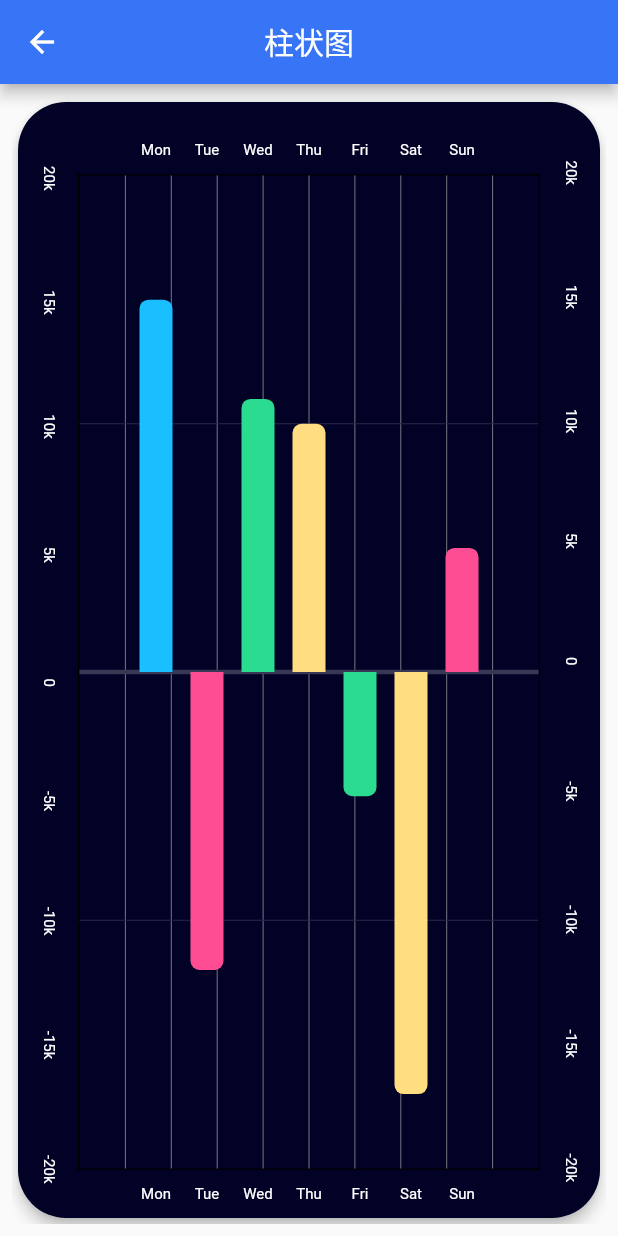
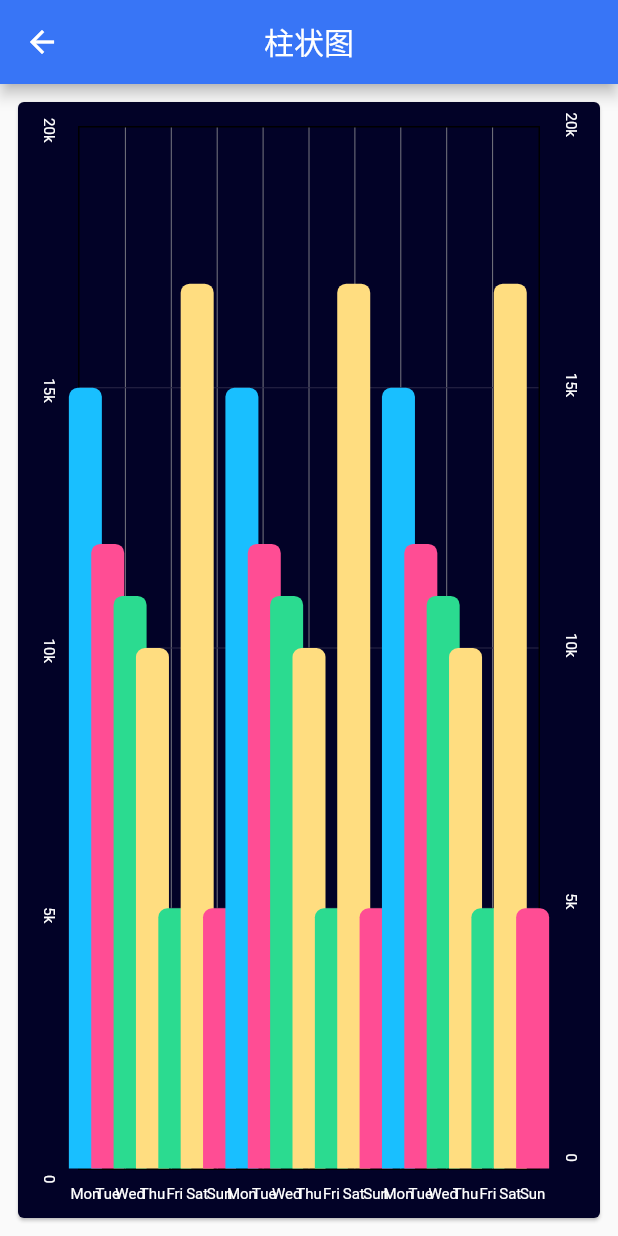
Before and after one commit to kinghanjiangxue/IndustrialManagementSystem, a Flutter app: the BarHomePage screen opened directly, on a phone screen of 412 x 824 dp. Run offline on Flutter 3.47's test engine with Material 2 defaults, Android fonts, the phone set to English and light mode, and no system bars; drawn by our look-alikes of fl_chart; network calls fail.

Commit message:
修改图表

```diff
--- a/lib/data/bar_data.dart
+++ b/lib/data/bar_data.dart
@@ -1,9 +1,9 @@
-import 'package:universe/model/bar/data.dart';
+import 'package:universe/model/bar/bar_data.dart';
 import 'package:flutter/material.dart';
 
 class BarData {
+
   static int interval = 5;
-
   static List<Data> barData = [
     Data(
       id: 0,
@@ -14,7 +14,7 @@ class BarData {
     Data(
       name: 'Tue',
       id: 1,
-      y: -12,
+      y: 12,
       color: Color(0xffff4d94),
     ),
     Data(
@@ -32,13 +32,97 @@ class BarData {
     Data(
       name: 'Fri',
       id: 4,
-      y: -5,
+      y: 5,
       color: Color(0xff2bdb90),
     ),
     Data(
       name: 'Sat',
       id: 5,
-      y: -17,
+      y: 17,
+      color: Color(0xffffdd80),
+    ),
+    Data(
+      name: 'Sun',
+      id: 6,
+      y: 5,
+      color: Color(0xffff4d94),
+    ),
+    Data(
+      id: 0,
+      name: 'Mon',
+      y: 15,
+      color: Color(0xff19bfff),
+    ),
+    Data(
+      name: 'Tue',
+      id: 1,
+      y: 12,
+      color: Color(0xffff4d94),
+    ),
+    Data(
+      name: 'Wed',
+      id: 2,
+      y: 11,
+      color: Color(0xff2bdb90),
+    ),
+    Data(
+      name: 'Thu',
+      id: 3,
+      y: 10,
+      color: Color(0xffffdd80),
+    ),
+    Data(
+      name: 'Fri',
+      id: 4,
+      y: 5,
+      color: Color(0xff2bdb90),
+    ),
+    Data(
+      name: 'Sat',
+      id: 5,
+      y: 17,
+      color: Color(0xffffdd80),
+    ),
+    Data(
+      name: 'Sun',
+      id: 6,
+      y: 5,
+      color: Color(0xffff4d94),
+    ),
+    Data(
+      id: 0,
+      name: 'Mon',
+      y: 15,
+      color: Color(0xff19bfff),
+    ),
+    Data(
+      name: 'Tue',
+      id: 1,
+      y: 12,
+      color: Color(0xffff4d94),
+    ),
+    Data(
+      name: 'Wed',
+      id: 2,
+      y: 11,
+      color: Color(0xff2bdb90),
+    ),
+    Data(
+      name: 'Thu',
+      id: 3,
+      y: 10,
+      color: Color(0xffffdd80),
+    ),
+    Data(
+      name: 'Fri',
+      id: 4,
+      y: 5,
+      color: Color(0xff2bdb90),
+    ),
+    Data(
+      name: 'Sat',
+      id: 5,
+      y: 17,
       color: Color(0xffffdd80),
     ),
     Data(
--- a/lib/page/bar/bar_chart_page.dart
+++ b/lib/page/bar/bar_chart_page.dart
@@ -4,10 +4,10 @@ import 'package:flutter/material.dart';
 class BarChartPage extends StatelessWidget {
   @override
   Widget build(BuildContext context) => Card(
-    elevation: 4,
-    shape: RoundedRectangleBorder(
-      borderRadius: BorderRadius.circular(32),
-    ),
+    // elevation: 4,
+    // shape: RoundedRectangleBorder(
+    //   // borderRadius: BorderRadius.circular(32),
+    // ),
     color: const Color(0xff020227),
     child: Padding(
       padding: const EdgeInsets.only(top: 16),
--- a/lib/widge/bar/bar_chart_widget.dart
+++ b/lib/widge/bar/bar_chart_widget.dart
@@ -5,17 +5,29 @@ import 'package:flutter/material.dart';
 
 class BarChartWidget extends StatelessWidget {
   final double barWidth = 22;
+  FlAxisTitleData _buildFlAxisTitleData() {
+    return FlAxisTitleData(
+      leftTitle: AxisTitle(titleText: "侧轴标题",showTitle: true),
+      bottomTitle: AxisTitle(titleText: "底部标题",showTitle: true),
+    );
+  }
 
   @override
   Widget build(BuildContext context) => BarChart(
         BarChartData(
-      alignment: BarChartAlignment.center,
+          alignment: BarChartAlignment.spaceEvenly,
           maxY: 20,
-      minY: -20,
+          minY: 0,
           groupsSpace: 12,
           barTouchData: BarTouchData(enabled: true),
+          axisTitleData: FlAxisTitleData(
+            rightTitle: AxisTitle(showTitle: true, titleText: 'count212154143531435'),
+            leftTitle: AxisTitle(showTitle: true, titleText: 'counthhhhhhhhhhhh'),
+            topTitle:
+            AxisTitle(showTitle: true, titleText: 'Wall clock', textAlign: TextAlign.left),
+          ),
           titlesData: FlTitlesData(
-        topTitles: BarTitles.getTopBottomTitles(),
+            // topTitles: BarTitles.getTopBottomTitles(),
             bottomTitles: BarTitles.getTopBottomTitles(),
             leftTitles: BarTitles.getSideTitles(),
             rightTitles: BarTitles.getSideTitles(),
@@ -45,16 +57,10 @@ class BarChartWidget extends StatelessWidget {
                         y: data.y,
                         width: barWidth,
                         colors: [data.color],
-              borderRadius: data.y > 0
-                  ? BorderRadius.only(
+                        borderRadius: BorderRadius.only(
                           topLeft: Radius.circular(6),
                           topRight: Radius.circular(6),
-              )
-                  : BorderRadius.only(
-                bottomLeft: Radius.circular(6),
-                bottomRight: Radius.circular(6),
-              ),
-            ),
+                        )),
                   ],
                 ),
               )
```
Also changed, not shown: lib/model/bar/bar_data.dart (renamed from lib/model/bar/data.dart, +13 -0 lines). Lines whose indentation alone changed are shown as unchanged.
